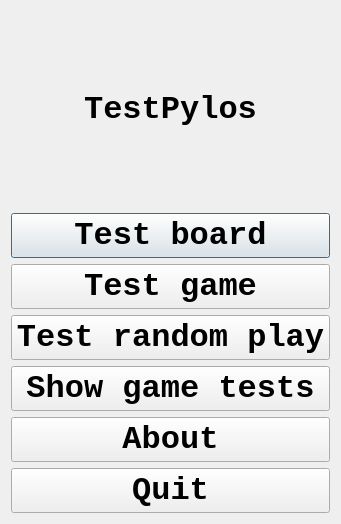
This is qttestpylosmenudialog.ui in richelbilderbeek/TestPylos as Qt 5 draws it before an edit. The edited form follows.
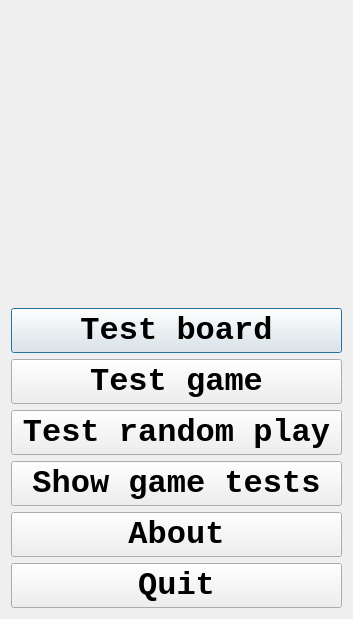
This is the edited form. Icons and pictures are not drawn.

```diff
--- a/qttestpylosmenudialog.ui
+++ b/qttestpylosmenudialog.ui
@@ -6,8 +6,8 @@
    <rect>
     <x>0</x>
     <y>0</y>
-    <width>341</width>
-    <height>524</height>
+    <width>353</width>
+    <height>619</height>
    </rect>
   </property>
   <property name="font">
@@ -29,7 +29,10 @@
    <item>
     <widget class="QLabel" name="label_title">
      <property name="text">
-      <string>TestPylos</string>
+      <string/>
+     </property>
+     <property name="pixmap">
+      <pixmap resource="TestPylos.qrc">:/images/TestPylosMoveMustRemove.png</pixmap>
      </property>
      <property name="alignment">
       <set>Qt::AlignCenter</set>
```
Left out of the diff: 4 changed lines with no effect on the pictures.
